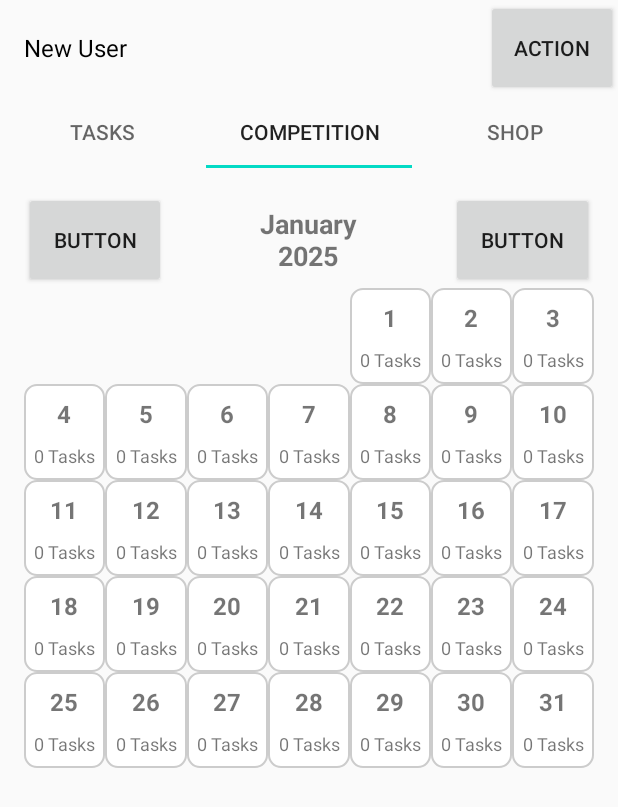
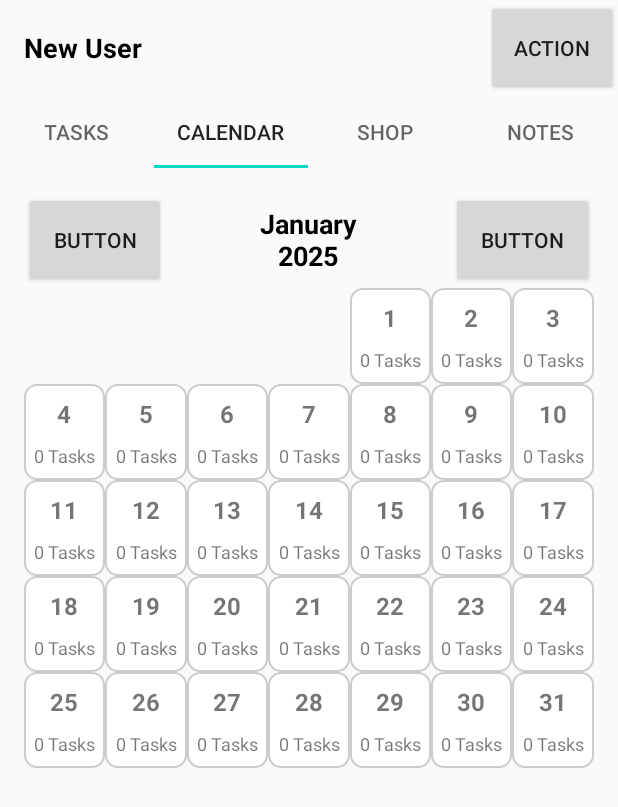
Before and after one commit to thedigialex/QuestLog, an Android app: the DashboardActivity screen opened directly, with no data from a screen before it, tab 2 chosen, on a phone screen of 412 x 824 dp. Shown: the top 807 px of the screen. Run offline under Robolectric (Android 15) with nearby library versions, the phone set to English and light mode, and no system bars.

Commit message:
Added a notes section.

```diff
--- a/app/src/main/java/com/thedigialex/questlog/activity/DashboardActivity.kt
+++ b/app/src/main/java/com/thedigialex/questlog/activity/DashboardActivity.kt
@@ -26,8 +26,9 @@ class DashboardActivity : AppCompatActivity() {
         TabLayoutMediator(tabLayout, viewPager) { tab, position ->
             when (position) {
                 0 -> tab.text = "Tasks"
-                1 -> tab.text = "Competition"
+                1 -> tab.text = "Calendar"
                 2 -> tab.text = "Shop"
+                3 -> tab.text = "Notes"
             }
         }.attach()
     }
--- a/app/src/main/java/com/thedigialex/questlog/adapters/CalendarAdapter.kt
+++ b/app/src/main/java/com/thedigialex/questlog/adapters/CalendarAdapter.kt
@@ -9,10 +9,10 @@ import com.thedigialex.questlog.R
 import com.thedigialex.questlog.models.TaskLog
 
 
-class CalendarAdapter(private val days: List<DayItem>) :
+class CalendarAdapter(private val days: List<DayItem>, private val onDayClick: (DayItem) -> Unit) :
     RecyclerView.Adapter<CalendarAdapter.DayViewHolder>() {
 
-    data class DayItem(val day: Int?, val tasks: List<TaskLog>)
+    data class DayItem(val day: Int?, val taskLogs: List<TaskLog>)
 
     class DayViewHolder(itemView: View) : RecyclerView.ViewHolder(itemView) {
         val dayTextView: TextView = itemView.findViewById(R.id.dayTextView)
@@ -30,8 +30,11 @@ class CalendarAdapter(private val days: List<DayItem>) :
 
         if (dayItem.day != null) {
             holder.dayTextView.text = dayItem.day.toString()
-            holder.taskCountTextView.text = "${dayItem.tasks.size} Tasks"
+            holder.taskCountTextView.text = "${dayItem.taskLogs.size} Tasks"
             holder.itemView.visibility = View.VISIBLE
+            holder.itemView.setOnClickListener {
+                onDayClick(dayItem)
+            }
         } else {
             holder.itemView.visibility = View.INVISIBLE
         }
--- a/app/src/main/java/com/thedigialex/questlog/adapters/DashboardPagerAdapter.kt
+++ b/app/src/main/java/com/thedigialex/questlog/adapters/DashboardPagerAdapter.kt
@@ -5,16 +5,19 @@ import androidx.fragment.app.Fragment
 import androidx.viewpager2.adapter.FragmentStateAdapter
 import com.thedigialex.questlog.controllers.UserController
 import com.thedigialex.questlog.fragments.CalendarFragment
+import com.thedigialex.questlog.fragments.NoteListFragment
+import com.thedigialex.questlog.fragments.ShopFragment
 import com.thedigialex.questlog.fragments.TaskListFragment
 
 class DashboardPagerAdapter(activity: AppCompatActivity, private val userController: UserController) : FragmentStateAdapter(activity) {
-    override fun getItemCount(): Int = 3
+    override fun getItemCount(): Int = 4
 
     override fun createFragment(position: Int): Fragment {
         return when (position) {
             0 -> TaskListFragment(userController)
             1 -> CalendarFragment(userController)
-            2 -> TaskListFragment(userController)
+            2 -> ShopFragment(userController)
+            3 -> NoteListFragment(userController)
             else -> throw IllegalStateException("Unexpected position $position")
         }
     }
--- a/app/src/main/java/com/thedigialex/questlog/fragments/CalendarFragment.kt
+++ b/app/src/main/java/com/thedigialex/questlog/fragments/CalendarFragment.kt
@@ -5,6 +5,7 @@ import android.view.LayoutInflater
 import android.view.View
 import android.view.ViewGroup
 import android.widget.Button
+import android.widget.LinearLayout
 import android.widget.TextView
 import androidx.fragment.app.Fragment
 import androidx.recyclerview.widget.GridLayoutManager
@@ -18,6 +19,7 @@ import java.util.*
 class CalendarFragment(private val userController: UserController) : Fragment() {
 
     private lateinit var calendar: Calendar
+    private lateinit var dayDetailLayout: LinearLayout
     private lateinit var calendarRecyclerView: RecyclerView
     private lateinit var monthTextView: TextView
 
@@ -28,20 +30,13 @@ class CalendarFragment(private val userController: UserController) : Fragment()
         val view = inflater.inflate(R.layout.fragment_calendar, container, false)
         calendarRecyclerView = view.findViewById(R.id.calendarRecyclerView)
         monthTextView = view.findViewById(R.id.tvMonth)
-        val btnDecreaseMonth: Button = view.findViewById(R.id.btnDecreaseMonth)
-        val btnIncreaseMonth: Button = view.findViewById(R.id.btnIncreaseMonth)
-
+        dayDetailLayout = view.findViewById(R.id.dayDetailLayout)
         calendar = Calendar.getInstance()
         updateCalendar()
 
-        btnDecreaseMonth.setOnClickListener {
-            changeMonth(-1)
-        }
-
-        btnIncreaseMonth.setOnClickListener {
-            changeMonth(1)
-        }
-
+        view.findViewById<Button>(R.id.btnDecreaseMonth).setOnClickListener { changeMonth(-1) }
+        view.findViewById<Button>(R.id.btnIncreaseMonth).setOnClickListener { changeMonth(1) }
+        view.findViewById<Button>(R.id.btnCloseDayDetail).setOnClickListener { dayDetailLayout.visibility = View.GONE }
         return view
     }
 
@@ -56,8 +51,6 @@ class CalendarFragment(private val userController: UserController) : Fragment()
 
         val daysInMonth = calendar.getActualMaximum(Calendar.DAY_OF_MONTH)
         val firstDayOfWeek = calendar.get(Calendar.DAY_OF_WEEK) - 1
-        val totalCells = daysInMonth + firstDayOfWeek
-
         val days = mutableListOf<CalendarAdapter.DayItem>()
 
         repeat(firstDayOfWeek) {
@@ -70,7 +63,27 @@ class CalendarFragment(private val userController: UserController) : Fragment()
         }
 
         calendarRecyclerView.layoutManager = GridLayoutManager(requireContext(), 7)
-        calendarRecyclerView.adapter = CalendarAdapter(days)
+        calendarRecyclerView.adapter = CalendarAdapter(days) { dayItem ->
+            openDayDetails(dayItem)
+        }
+    }
+
+    private fun openDayDetails(dayItem: CalendarAdapter.DayItem) {
+        dayDetailLayout.visibility = View.VISIBLE
+        val tvDayTitle = dayDetailLayout.findViewById<TextView>(R.id.tvDayTitle)
+        val tvDayContent = dayDetailLayout.findViewById<TextView>(R.id.tvDayContent)
+        if (dayItem.day != null) {
+            tvDayTitle.text = "Day ${dayItem.day}"
+
+            val taskDescriptions = if (dayItem.taskLogs.isNotEmpty()) {
+                dayItem.taskLogs.joinToString(separator = "\n\n") { taskLog ->
+                    "${if (taskLog.isCompleted == 1) "X" else "_"}: ${taskLog.taskName}"
+                }
+            } else {
+                "No tasks for this day."
+            }
+            tvDayContent.text = taskDescriptions
+        }
     }
 
     private fun changeMonth(offset: Int) {
--- /dev/null
+++ b/app/src/main/java/com/thedigialex/questlog/fragments/ShopFragment.kt
@@ -0,0 +1,29 @@
+package com.thedigialex.questlog.fragments
+
+import android.os.Bundle
+import android.view.LayoutInflater
+import android.view.View
+import android.view.ViewGroup
+import android.widget.ListView
+import android.widget.TextView
+import androidx.fragment.app.Fragment
+import com.thedigialex.questlog.R
+import com.thedigialex.questlog.controllers.UserController
+
+class ShopFragment(private val userController: UserController) : Fragment() {
+
+    private lateinit var itemsListView: ListView
+    private lateinit var tvShopCoinAmount: TextView
+
+    override fun onCreateView(
+        inflater: LayoutInflater, container: ViewGroup?,
+        savedInstanceState: Bundle?
+    ): View? {
+        val view = inflater.inflate(R.layout.fragment_shop, container, false)
+        itemsListView = view.findViewById(R.id.itemsListView)
+        tvShopCoinAmount = view.findViewById(R.id.tvShopCoinAmount)
+        tvShopCoinAmount.setText("Level: "+userController.currentUser.level + "\nCoins: "+userController.currentUser.coins)
+
+        return view
+    }
+}
--- a/app/src/main/java/com/thedigialex/questlog/fragments/TaskListFragment.kt
+++ b/app/src/main/java/com/thedigialex/questlog/fragments/TaskListFragment.kt
@@ -1,7 +1,6 @@
 package com.thedigialex.questlog.fragments
 
 import android.os.Bundle
-import android.util.Log
 import androidx.fragment.app.Fragment
 import android.view.LayoutInflater
 import android.view.View
@@ -99,6 +98,7 @@ class TaskListFragment(private val userController: UserController) : Fragment()
     private fun switchVisibilityOfEdit(task: Task) {
         val isInputSectionVisible = taskInputSection.visibility == View.VISIBLE
         taskInputSection.visibility = if (isInputSectionVisible) View.GONE else View.VISIBLE
+        taskListView.visibility = if (isInputSectionVisible) View.VISIBLE else View.GONE
         newTaskButton.text = if (isInputSectionVisible) "Add New" else "Close"
         deleteTaskButton.visibility = View.GONE
 
--- a/app/src/main/java/com/thedigialex/questlog/models/TaskLog.kt
+++ b/app/src/main/java/com/thedigialex/questlog/models/TaskLog.kt
@@ -5,4 +5,5 @@ data class TaskLog(
     var taskId: Int,
     var loggedDate: String,
     var isCompleted: Int,
+    var taskName: String = ""
 )
--- a/app/src/main/res/layout/activity_dashboard.xml
+++ b/app/src/main/res/layout/activity_dashboard.xml
@@ -2,7 +2,6 @@
 <androidx.constraintlayout.widget.ConstraintLayout
     xmlns:android="http://schemas.android.com/apk/res/android"
     xmlns:app="http://schemas.android.com/apk/res-auto"
-    xmlns:tools="http://schemas.android.com/tools"
     android:layout_width="match_parent"
     android:layout_height="match_parent">
 
@@ -23,8 +22,7 @@
             android:layout_weight="1"
             android:gravity="center_vertical"
             android:text="Username"
-            android:textColor="#000000"
-            android:textSize="16sp" />
+            style="@style/HeaderText" />
 
         <Button
             android:id="@+id/btnPlayerSettings"
@@ -61,9 +59,8 @@
         android:layout_width="match_parent"
         android:layout_height="wrap_content"
         android:visibility="gone"
-        app:layout_constraintBottom_toBottomOf="parent"
         app:layout_constraintEnd_toEndOf="parent"
         app:layout_constraintStart_toStartOf="parent"
-        app:layout_constraintTop_toTopOf="parent" />
+        app:layout_constraintTop_toBottomOf="@+id/linearLayout" />
 
 </androidx.constraintlayout.widget.ConstraintLayout>
--- a/app/src/main/res/layout/activity_main.xml
+++ b/app/src/main/res/layout/activity_main.xml
@@ -9,7 +9,7 @@
     <include
         layout="@layout/user_edit"
         android:layout_width="match_parent"
-        android:layout_height="120dp"
+        android:layout_height="wrap_content"
         android:layout_marginBottom="32dp"
         app:layout_constraintBottom_toBottomOf="parent"
         app:layout_constraintEnd_toEndOf="parent"
--- a/app/src/main/res/layout/fragment_calendar.xml
+++ b/app/src/main/res/layout/fragment_calendar.xml
@@ -22,10 +22,7 @@
             android:layout_height="match_parent"
             android:layout_gravity="center_horizontal"
             android:layout_weight="2"
-            android:gravity="center"
-            android:text="December\n2024"
-            android:textSize="18sp"
-            android:textStyle="bold" />
+            style="@style/HeaderText" />
 
         <Button
             android:id="@+id/btnIncreaseMonth"
@@ -38,6 +35,56 @@
     <androidx.recyclerview.widget.RecyclerView
         android:id="@+id/calendarRecyclerView"
         android:layout_width="match_parent"
-        android:layout_height="match_parent"
-        android:clipToPadding="false" />
+        android:layout_height="0dp"
+        android:layout_weight="1"
+        android:clipToPadding="false">
+
+    </androidx.recyclerview.widget.RecyclerView>
+
+    <LinearLayout
+        android:id="@+id/dayDetailLayout"
+        android:layout_width="match_parent"
+        android:layout_height="0dp"
+        android:layout_weight="1"
+        android:orientation="vertical"
+        android:visibility="gone">
+
+        <LinearLayout
+            android:layout_width="match_parent"
+            android:layout_height="64dp"
+            android:orientation="horizontal">
+
+            <TextView
+                android:id="@+id/tvDayTitle"
+                android:layout_width="0dp"
+                android:layout_height="match_parent"
+                android:layout_weight="1"
+                android:gravity="center"
+                android:text="TextView" />
+
+            <Button
+                android:id="@+id/btnCloseDayDetail"
+                android:layout_width="64dp"
+                android:layout_height="match_parent"
+                android:text="Button" />
+        </LinearLayout>
+
+        <ScrollView
+            android:layout_width="match_parent"
+            android:layout_height="match_parent">
+
+            <LinearLayout
+                android:layout_width="match_parent"
+                android:layout_height="wrap_content"
+                android:orientation="vertical">
+
+                <TextView
+                    android:id="@+id/tvDayContent"
+                    android:layout_width="match_parent"
+                    android:layout_height="wrap_content"
+                    android:text="TextView" />
+            </LinearLayout>
+        </ScrollView>
+
+    </LinearLayout>
 </LinearLayout>
--- a/app/src/main/res/values/themes.xml
+++ b/app/src/main/res/values/themes.xml
@@ -7,4 +7,11 @@
         <item name="colorPrimaryDark">@color/purple_700</item>
         <item name="colorAccent">@color/teal_200</item>
     </style>
+
+    <style name="HeaderText">
+        <item name="android:textSize">18sp</item>
+        <item name="android:textColor">@color/black</item>
+        <item name="android:gravity">center</item>
+        <item name="android:textStyle">bold</item>
+    </style>
 </resources>
```
Also changed, not shown: app/src/main/java/com/thedigialex/questlog/adapters/NoteAdapter.kt (added, +36 -0 lines), app/src/main/java/com/thedigialex/questlog/database/QuestLogDatabaseHelper.kt (+50 -4 lines), app/src/main/java/com/thedigialex/questlog/fragments/NoteListFragment.kt (added, +93 -0 lines), app/src/main/java/com/thedigialex/questlog/models/Note.kt (added, +9 -0 lines), app/src/main/res/layout/fragment_note_list.xml (added, +97 -0 lines), app/src/main/res/layout/fragment_shop.xml (added, +45 -0 lines), app/src/main/res/layout/fragment_task_list.xml (+23 -17 lines).
